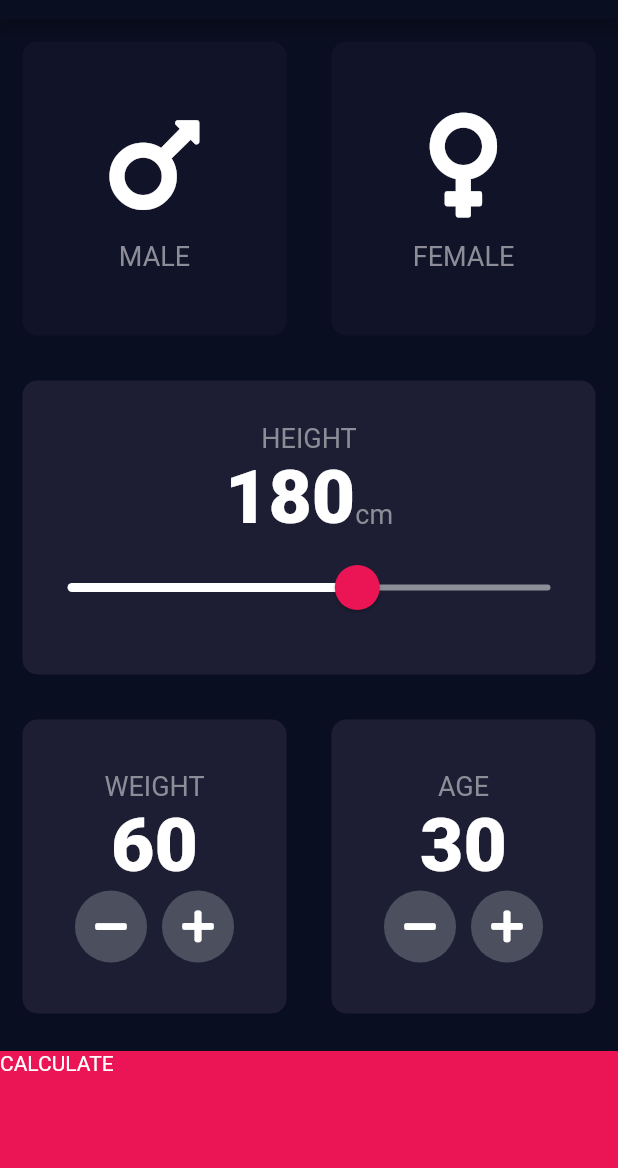
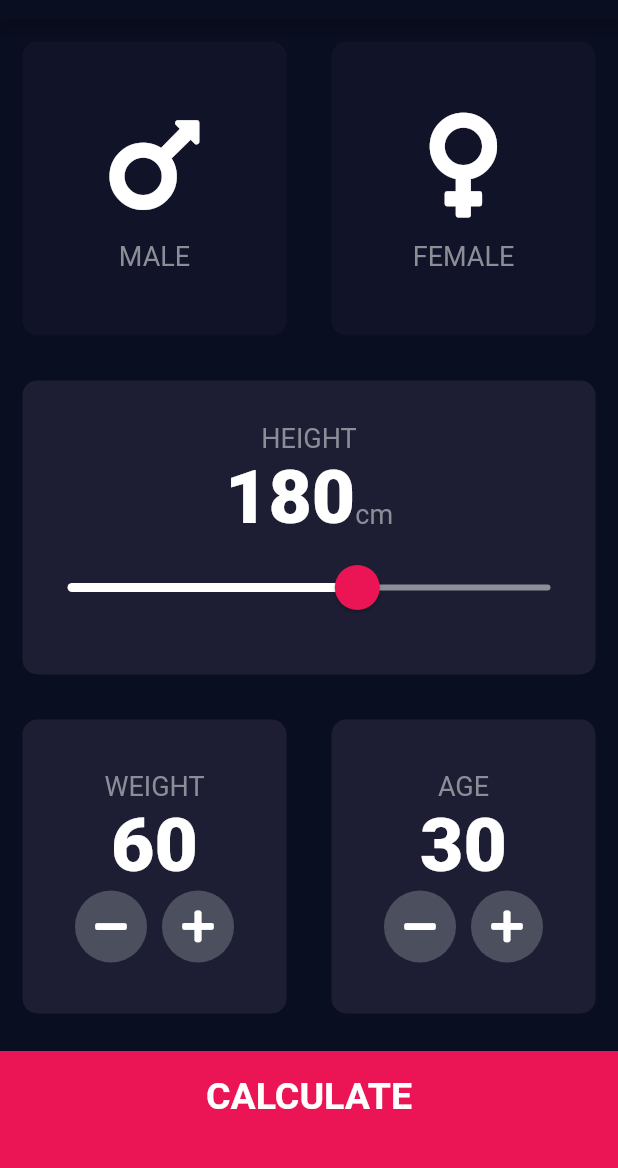
Before and after one commit to katratzi/bmi-flutter, a Flutter app: the screen it shows after launch, on a phone screen of 412 x 824 dp, the part 65-1233 px from its top. Run offline on Flutter 3.47's test engine with Material 2 defaults, Android fonts, the phone set to English and light mode, and no system bars; our stand-ins replace font_awesome_flutter.

Commit message:
created a bottom button component refactor so screens/components are in folders

```diff
--- /dev/null
+++ b/lib/components/bottom_button.dart
@@ -0,0 +1,29 @@
+import 'package:flutter/material.dart';
+import 'package:bmi_flutter/constants.dart';
+
+class BottomButton extends StatelessWidget {
+  BottomButton({@required this.buttonTitle, @required this.onTap});
+
+  final String buttonTitle;
+  final Function onTap;
+
+  @override
+  Widget build(BuildContext context) {
+    return GestureDetector(
+      onTap: onTap,
+      child: Container(
+        child: Center(
+          child: Text(
+            buttonTitle,
+            style: kLargeButtonTextStyle,
+          ),
+        ),
+        margin: EdgeInsets.only(top: 10.0),
+        padding: EdgeInsets.only(bottom: 20.0),
+        color: kbottomContainerColour,
+        height: kbottomContainerHeight,
+        width: double.infinity,
+      ),
+    );
+  }
+}
--- a/lib/icon_content.dart
+++ b/lib/components/icon_content.dart
@@ -1,5 +1,5 @@
 import 'package:flutter/material.dart';
-import 'constants.dart';
+import 'package:bmi_flutter/constants.dart';
 
 class IconContent extends StatelessWidget {
   final IconData iconData;
--- a/lib/reusable_card.dart
+++ b/lib/components/reusable_card.dart
@@ -3,7 +3,7 @@ import 'package:flutter/material.dart';
 class ReusableCard extends StatelessWidget {
   final Color colour;
   final Widget cardChild;
-  Function onPress;
+  final Function onPress;
 
   ReusableCard({@required this.colour, this.cardChild, this.onPress});
 
--- /dev/null
+++ b/lib/components/round_icon_button.dart
@@ -0,0 +1,22 @@
+import 'package:flutter/material.dart';
+
+class RoundIconButton extends StatelessWidget {
+  final IconData icon;
+  final Function onPressed;
+  RoundIconButton({@required this.icon, @required this.onPressed});
+
+  @override
+  Widget build(BuildContext context) {
+    return RawMaterialButton(
+      onPressed: onPressed,
+      elevation: 0.0,
+      constraints: BoxConstraints.tightFor(
+        height: 48.0,
+        width: 48.0,
+      ),
+      shape: CircleBorder(),
+      fillColor: Color(0xff4c4f5e),
+      child: Icon(icon),
+    );
+  }
+}
--- a/lib/constants.dart
+++ b/lib/constants.dart
@@ -1,9 +1,35 @@
 import 'package:flutter/material.dart';
-
-const klabelTextStyle = TextStyle(color: Color(0xff8d8d98), fontSize: 18.0);
-const kNumberTextStyle = TextStyle(fontWeight: FontWeight.w900, fontSize: 50.0);
 
 const kbottomContainerHeight = 80.0;
 const kactiveCardColour = Color(0xff1d1e33);
 const kinactiveCardColour = Color(0xff111328);
 const kbottomContainerColour = Color(0xffeb1555);
+
+const klabelTextStyle = TextStyle(
+  color: Color(0xff8d8d98),
+  fontSize: 18.0,
+);
+const kNumberTextStyle = TextStyle(
+  fontWeight: FontWeight.w900,
+  fontSize: 50.0,
+);
+const kLargeButtonTextStyle = TextStyle(
+  fontWeight: FontWeight.bold,
+  fontSize: 25.0,
+);
+const kTitleTextStyle = TextStyle(
+  fontSize: 50.0,
+  fontWeight: FontWeight.bold,
+);
+const kResultsTextStyle = TextStyle(
+  color: Color(0xff24d876),
+  fontSize: 22.0,
+  fontWeight: FontWeight.bold,
+);
+const kBMITextStyle = TextStyle(
+  fontSize: 100.0,
+  fontWeight: FontWeight.bold,
+);
+const kBodyTextStyle = TextStyle(
+  fontSize: 22.0,
+);
--- a/lib/main.dart
+++ b/lib/main.dart
@@ -1,5 +1,5 @@
+import 'package:bmi_flutter/screens/input_page.dart';
 import 'package:flutter/material.dart';
-import 'input_page.dart';
 
 void main() => runApp(BMICalculator());
 
--- a/lib/input_page.dart
+++ b/lib/screens/input_page.dart
@@ -1,9 +1,11 @@
 import 'package:flutter/material.dart';
 import 'package:font_awesome_flutter/font_awesome_flutter.dart';
-import 'reusable_card.dart';
-import 'icon_content.dart';
-import 'constants.dart';
+import 'package:bmi_flutter/components/bottom_button.dart';
+import 'package:bmi_flutter/components/reusable_card.dart';
+import 'package:bmi_flutter/components/icon_content.dart';
+import 'package:bmi_flutter/components/round_icon_button.dart';
 import 'results_page.dart';
+import 'package:bmi_flutter/constants.dart';
 
 enum Gender { male, female }
 
@@ -192,44 +194,19 @@ class _InputPageState extends State<InputPage> {
               ],
             ),
           ),
-          GestureDetector(
+          BottomButton(
+            buttonTitle: 'CALCULATE',
             onTap: () {
-              print('Calculate');
-              Navigator.push(context, MaterialPageRoute(builder: (context) {
-                return ResultsPage();
-              }));
+              Navigator.push(
+                context,
+                MaterialPageRoute(
+                  builder: (context) => ResultsPage(),
+                ),
+              );
             },
-            child: Container(
-              child: Text('CALCULATE'),
-              margin: EdgeInsets.only(top: 10.0),
-              color: kbottomContainerColour,
-              height: kbottomContainerHeight,
-              width: double.infinity,
-            ),
           ),
         ],
       ),
     );
   }
 }
-
-class RoundIconButton extends StatelessWidget {
-  final IconData icon;
-  Function onPressed;
-  RoundIconButton({@required this.icon, @required this.onPressed});
-
-  @override
-  Widget build(BuildContext context) {
-    return RawMaterialButton(
-      onPressed: onPressed,
-      elevation: 0.0,
-      constraints: BoxConstraints.tightFor(
-        height: 48.0,
-        width: 48.0,
-      ),
-      shape: CircleBorder(),
-      fillColor: Color(0xff4c4f5e),
-      child: Icon(icon),
-    );
-  }
-}
```
Also changed, not shown: lib/results_page.dart (deleted, +0 -13 lines), lib/screens/results_page.dart (added, +53 -0 lines).
